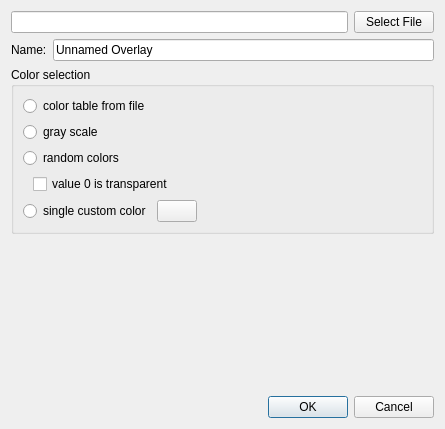
Before: the Qt Designer form ilastik/gui/overlayDialogs/fileOverlayDialog.ui in ilastik/ilastik-0.5, drawn with Qt 5.
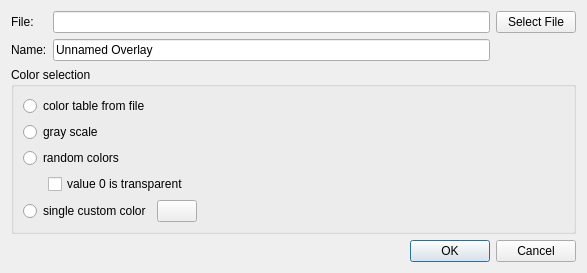
After: the same form once the commit is applied.

Commit message: improve file overlay dialog from within designer

Diff of the .ui file:
```diff
--- a/ilastik/gui/overlayDialogs/fileOverlayDialog.ui
+++ b/ilastik/gui/overlayDialogs/fileOverlayDialog.ui
@@ -6,42 +6,47 @@
    <rect>
     <x>0</x>
     <y>0</y>
-    <width>445</width>
-    <height>429</height>
+    <width>587</width>
+    <height>265</height>
    </rect>
   </property>
   <property name="windowTitle">
    <string>Dialog</string>
   </property>
-  <layout class="QVBoxLayout" name="verticalLayout_4">
-   <item>
     <layout class="QVBoxLayout" name="verticalLayout_3">
      <item>
-      <layout class="QHBoxLayout" name="horizontalLayout">
-       <item>
+    <layout class="QGridLayout" name="gridLayout">
+     <item row="0" column="0">
+      <widget class="QLabel" name="label_2">
+       <property name="sizePolicy">
+        <sizepolicy hsizetype="Minimum" vsizetype="Preferred">
+         <horstretch>0</horstretch>
+         <verstretch>0</verstretch>
+        </sizepolicy>
+       </property>
+       <property name="text">
+        <string>File:</string>
+       </property>
+      </widget>
+     </item>
+     <item row="0" column="1">
         <widget class="QLineEdit" name="filenameEdit"/>
        </item>
-       <item>
+     <item row="0" column="2">
         <widget class="QPushButton" name="filenameButton">
          <property name="text">
           <string>Select File</string>
          </property>
         </widget>
        </item>
-      </layout>
-     </item>
-    </layout>
-   </item>
-   <item>
-    <layout class="QHBoxLayout" name="horizontalLayout_2">
-     <item>
+     <item row="1" column="0">
       <widget class="QLabel" name="label">
        <property name="text">
         <string>Name:</string>
        </property>
       </widget>
      </item>
-     <item>
+     <item row="1" column="1">
       <widget class="QLineEdit" name="nameEdit">
        <property name="text">
         <string>Unnamed Overlay</string>
@@ -91,7 +96,7 @@
             </property>
             <property name="sizeHint" stdset="0">
              <size>
-              <width>10</width>
+              <width>25</width>
               <height>10</height>
              </size>
             </property>
```
Left out of the diff: 6 changed lines with no effect on the pictures. Lines whose indentation alone changed are shown as unchanged.
